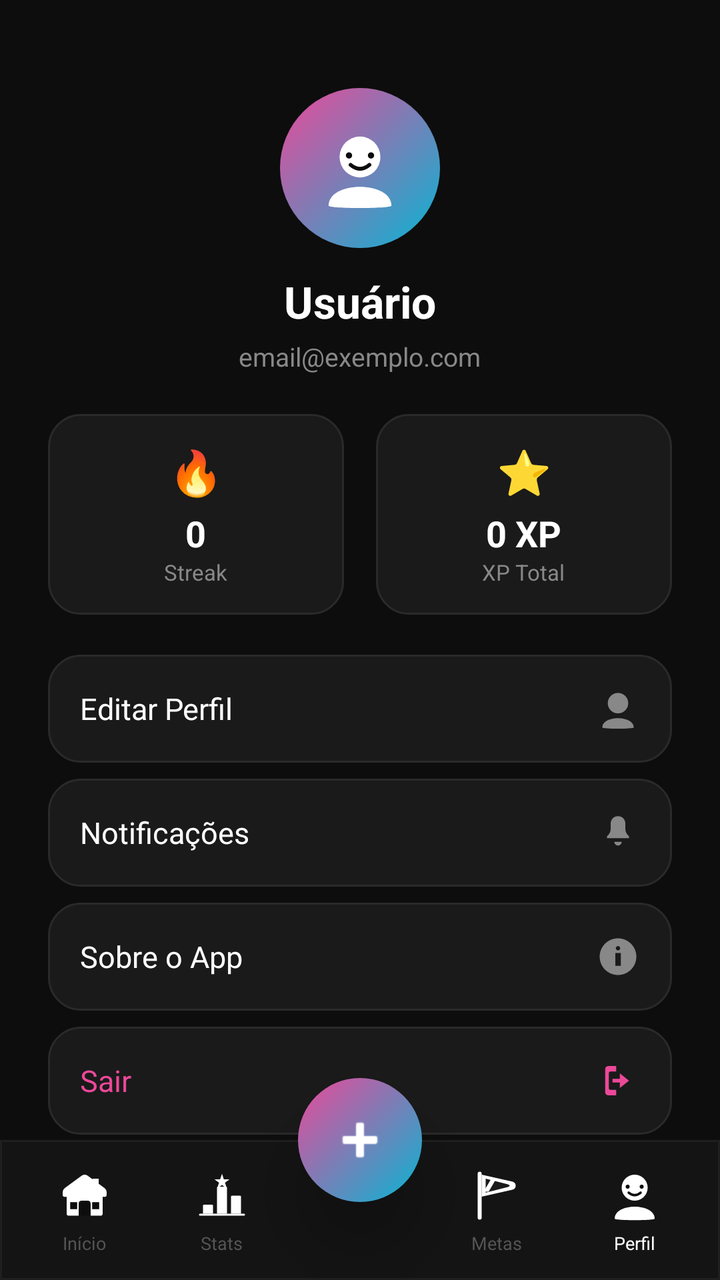
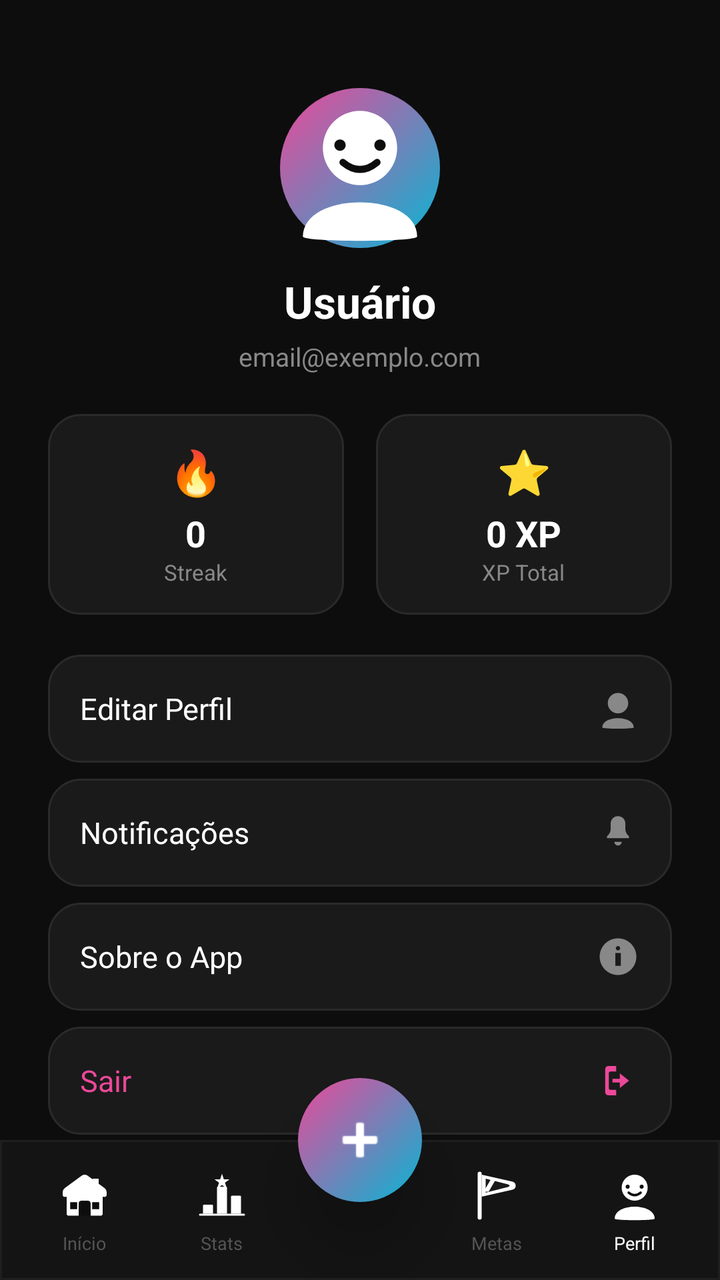

Screens rendered from an Android XML layout before and after an edit, with the pre-edit source and the edit as a unified diff.
<!-- AndroidManifest.xml: application theme Theme.Focus -->
<!-- res/layout/activity_profile.xml -->
<?xml version="1.0" encoding="utf-8"?>
<androidx.constraintlayout.widget.ConstraintLayout
    xmlns:android="http://schemas.android.com/apk/res/android"
    xmlns:app="http://schemas.android.com/apk/res-auto"
    android:layout_width="match_parent"
    android:layout_height="match_parent"
    android:background="#0D0D0D">

    
    <LinearLayout
        android:id="@+id/profileHeader"
        android:layout_width="0dp"
        android:layout_height="wrap_content"
        android:orientation="vertical"
        android:gravity="center"
        android:layout_marginTop="44dp"
        android:layout_marginStart="24dp"
        android:layout_marginEnd="24dp"
        app:layout_constraintTop_toTopOf="parent"
        app:layout_constraintStart_toStartOf="parent"
        app:layout_constraintEnd_toEndOf="parent">

        
        <ImageView
            android:id="@+id/imgProfileAvatar"
            android:layout_width="80dp"
            android:layout_height="80dp"
            android:src="@drawable/ic_nav_profile"
            android:background="@drawable/circle_gradient_bg"
            android:padding="18dp"
            android:scaleType="centerCrop"
            android:contentDescription="Avatar"/>

        <TextView
            android:id="@+id/txtProfileName"
            android:layout_width="wrap_content"
            android:layout_height="wrap_content"
            android:text="Usuário"
            android:textColor="#FFFFFF"
            android:textSize="22sp"
            android:textStyle="bold"
            android:layout_marginTop="12dp"/>

        <TextView
            android:id="@+id/txtProfileEmail"
            android:layout_width="wrap_content"
            android:layout_height="wrap_content"
            android:text="email@exemplo.com"
            android:textColor="#888888"
            android:textSize="13sp"
            android:layout_marginTop="4dp"/>

    </LinearLayout>

    
    <LinearLayout
        android:id="@+id/profileStats"
        android:layout_width="0dp"
        android:layout_height="wrap_content"
        android:orientation="horizontal"
        android:layout_marginTop="20dp"
        android:layout_marginStart="24dp"
        android:layout_marginEnd="24dp"
        app:layout_constraintTop_toBottomOf="@id/profileHeader"
        app:layout_constraintStart_toStartOf="parent"
        app:layout_constraintEnd_toEndOf="parent">

        
        <LinearLayout
            android:layout_width="0dp"
            android:layout_height="wrap_content"
            android:layout_weight="1"
            android:layout_marginEnd="8dp"
            android:background="@drawable/bg_stat_card"
            android:orientation="vertical"
            android:gravity="center"
            android:padding="14dp">

            <TextView android:layout_width="wrap_content" android:layout_height="wrap_content"
                android:text="🔥" android:textSize="22sp"/>

            <TextView android:id="@+id/txtProfileStreak"
                android:layout_width="wrap_content" android:layout_height="wrap_content"
                android:text="0" android:textColor="#FFFFFF"
                android:textSize="18sp" android:textStyle="bold" android:layout_marginTop="4dp"/>

            <TextView android:layout_width="wrap_content" android:layout_height="wrap_content"
                android:text="Streak" android:textColor="#888888" android:textSize="11sp"/>
        </LinearLayout>

        
        <LinearLayout
            android:layout_width="0dp"
            android:layout_height="wrap_content"
            android:layout_weight="1"
            android:layout_marginStart="8dp"
            android:background="@drawable/bg_stat_card"
            android:orientation="vertical"
            android:gravity="center"
            android:padding="14dp">

            <TextView android:layout_width="wrap_content" android:layout_height="wrap_content"
                android:text="⭐" android:textSize="22sp"/>

            <TextView android:id="@+id/txtProfileXP"
                android:layout_width="wrap_content" android:layout_height="wrap_content"
                android:text="0 XP" android:textColor="#FFFFFF"
                android:textSize="18sp" android:textStyle="bold" android:layout_marginTop="4dp"/>

            <TextView android:layout_width="wrap_content" android:layout_height="wrap_content"
                android:text="XP Total" android:textColor="#888888" android:textSize="11sp"/>
        </LinearLayout>

    </LinearLayout>

    
    <LinearLayout
        android:id="@+id/settingsContainer"
        android:layout_width="0dp"
        android:layout_height="0dp"
        android:orientation="vertical"
        android:layout_marginTop="20dp"
        android:layout_marginStart="24dp"
        android:layout_marginEnd="24dp"
        app:layout_constraintTop_toBottomOf="@id/profileStats"
        app:layout_constraintBottom_toTopOf="@id/bottomNav"
        app:layout_constraintStart_toStartOf="parent"
        app:layout_constraintEnd_toEndOf="parent">

        <LinearLayout android:id="@+id/btnEditProfile" style="@style/MenuRowStyle">
            <TextView style="@style/MenuRowText" android:text="Editar Perfil"/>
            <ImageView android:layout_width="22dp" android:layout_height="22dp"
                android:src="@drawable/ic_nav_profile" app:tint="#888888"/>
        </LinearLayout>

        <LinearLayout android:id="@+id/btnNotifications" style="@style/MenuRowStyle" android:layout_marginTop="8dp">
            <TextView style="@style/MenuRowText" android:text="Notificações"/>
            <ImageView android:layout_width="22dp" android:layout_height="22dp"
                android:src="@drawable/icon_notification" app:tint="#888888"/>
        </LinearLayout>

        <LinearLayout android:id="@+id/btnAbout" style="@style/MenuRowStyle" android:layout_marginTop="8dp">
            <TextView style="@style/MenuRowText" android:text="Sobre o App"/>
            <ImageView android:layout_width="22dp" android:layout_height="22dp"
                android:src="@drawable/icon_info" app:tint="#888888"/>
        </LinearLayout>

        <LinearLayout android:id="@+id/btnLogout" style="@style/MenuRowStyle" android:layout_marginTop="8dp">
            <TextView
                android:layout_width="0dp"
                android:layout_height="wrap_content"
                android:layout_weight="1"
                android:text="Sair"
                android:textColor="#EC4899"
                android:textSize="15sp"/>
            <ImageView android:layout_width="22dp" android:layout_height="22dp"
                android:src="@drawable/icon_logout" app:tint="#EC4899"/>
        </LinearLayout>

    </LinearLayout>

    
    <LinearLayout
        android:id="@+id/bottomNav"
        android:layout_width="0dp"
        android:layout_height="70dp"
        android:background="@drawable/bg_bottom_nav"
        android:orientation="horizontal"
        android:gravity="center"
        android:weightSum="5"
        android:paddingStart="8dp"
        android:paddingEnd="8dp"
        android:elevation="16dp"
        app:layout_constraintBottom_toBottomOf="parent"
        app:layout_constraintStart_toStartOf="parent"
        app:layout_constraintEnd_toEndOf="parent">

        <LinearLayout android:layout_width="0dp" android:layout_height="match_parent"
            android:layout_weight="1" android:orientation="vertical" android:gravity="center">
            <androidx.appcompat.widget.AppCompatImageButton
                android:id="@+id/navHome" android:layout_width="30dp" android:layout_height="30dp"
                android:src="@drawable/ic_nav_home" android:background="@android:color/transparent"
                android:contentDescription="Início" android:padding="0dp"/>
            <TextView android:id="@+id/lblHome" android:layout_width="wrap_content"
                android:layout_height="wrap_content" android:text="Início"
                android:textSize="9sp" android:textColor="#555555" android:layout_marginTop="3dp"/>
        </LinearLayout>

        <LinearLayout android:layout_width="0dp" android:layout_height="match_parent"
            android:layout_weight="1" android:orientation="vertical" android:gravity="center">
            <androidx.appcompat.widget.AppCompatImageButton
                android:id="@+id/navStats" android:layout_width="30dp" android:layout_height="30dp"
                android:src="@drawable/ic_nav_stats" android:background="@android:color/transparent"
                android:contentDescription="Stats" android:padding="0dp"/>
            <TextView android:id="@+id/lblStats" android:layout_width="wrap_content"
                android:layout_height="wrap_content" android:text="Stats"
                android:textSize="9sp" android:textColor="#555555" android:layout_marginTop="3dp"/>
        </LinearLayout>

        <Space android:layout_width="0dp" android:layout_height="0dp" android:layout_weight="1"/>

        <LinearLayout android:layout_width="0dp" android:layout_height="match_parent"
            android:layout_weight="1" android:orientation="vertical" android:gravity="center">
            <androidx.appcompat.widget.AppCompatImageButton
                android:id="@+id/navGoals" android:layout_width="30dp" android:layout_height="30dp"
                android:src="@drawable/ic_nav_goals" android:background="@android:color/transparent"
                android:contentDescription="Metas" android:padding="0dp"/>
            <TextView android:id="@+id/lblGoals" android:layout_width="wrap_content"
                android:layout_height="wrap_content" android:text="Metas"
                android:textSize="9sp" android:textColor="#555555" android:layout_marginTop="3dp"/>
        </LinearLayout>

        <LinearLayout android:layout_width="0dp" android:layout_height="match_parent"
            android:layout_weight="1" android:orientation="vertical" android:gravity="center">
            <androidx.appcompat.widget.AppCompatImageButton
                android:id="@+id/navProfile" android:layout_width="30dp" android:layout_height="30dp"
                android:src="@drawable/ic_nav_profile" android:background="@android:color/transparent"
                android:contentDescription="Perfil" android:padding="0dp"/>
            <TextView android:id="@+id/lblProfile" android:layout_width="wrap_content"
                android:layout_height="wrap_content" android:text="Perfil"
                android:textSize="9sp" android:textColor="#FFFFFF" android:layout_marginTop="3dp"/>
        </LinearLayout>

    </LinearLayout>

    
    <androidx.appcompat.widget.AppCompatImageButton
        android:id="@+id/btnAdd"
        android:layout_width="62dp"
        android:layout_height="62dp"
        android:background="@drawable/circle_gradient_bg"
        android:src="@android:drawable/ic_input_add"
        android:padding="16dp"
        android:contentDescription="Adicionar tarefa"
        app:tint="#FFFFFF"
        android:elevation="20dp"
        app:layout_constraintBottom_toTopOf="@id/bottomNav"
        app:layout_constraintStart_toStartOf="parent"
        app:layout_constraintEnd_toEndOf="parent"
        android:translationY="31dp"/>

</androidx.constraintlayout.widget.ConstraintLayout>
<!-- resources referenced by this layout -->
<resources>
  <!-- drawable bg_bottom_nav (drawable) -->
  <?xml version="1.0" encoding="utf-8"?>
  <shape xmlns:android="http://schemas.android.com/apk/res/android"
      android:shape="rectangle">
      <solid android:color="#141414"/>
      <stroke android:width="1dp" android:color="#1F1F1F"/>
  </shape>
  <!-- drawable bg_stat_card (drawable) -->
  <?xml version="1.0" encoding="utf-8"?>
  <shape xmlns:android="http://schemas.android.com/apk/res/android"
      android:shape="rectangle">
      <solid android:color="#1A1A1A"/>
      <stroke android:width="1dp" android:color="#2A2A2A"/>
      <corners android:radius="16dp"/>
  </shape>
  <!-- drawable circle_gradient_bg (drawable) -->
  <?xml version="1.0" encoding="utf-8"?>
  <shape xmlns:android="http://schemas.android.com/apk/res/android"
      android:shape="oval">
      <gradient
          android:startColor="#06B6D4"
          android:endColor="#EC4899"
          android:type="linear"
          android:angle="135"/>
  </shape>
  <!-- drawable icon_info (drawable) -->
  <vector xmlns:android="http://schemas.android.com/apk/res/android"
      android:width="24dp"
      android:height="24dp"
      android:viewportWidth="24"
      android:viewportHeight="24">
  
      <path
          android:fillColor="#FFFFFF"
          android:fillType="evenOdd"
          android:pathData="
              M12,2C6.48,2 2,6.48 2,12C2,17.52 6.48,22 12,22C17.52,22 22,17.52 22,12C22,6.48 17.52,2 12,2Z
  
              M12,6.2A1.2,1.2 0 1,1 11.99,6.2Z
              M10.5,10H13.5V17H10.5Z"/>
  
  </vector>
  <!-- drawable icon_logout (drawable) -->
  <vector xmlns:android="http://schemas.android.com/apk/res/android"
      android:width="24dp"
      android:height="24dp"
      android:viewportWidth="24"
      android:viewportHeight="24">
  
      
      <path
          android:fillColor="#FFFFFF"
          android:pathData="
              M7,4
              Q5,4 5,6
              V18
              Q5,20 7,20
              H11
              V17
              H8
              Q7,17 7,16
              V8
              Q7,7 8,7
              H11
              V4
              Z"/>
  
      
      <path
          android:fillColor="#FFFFFF"
          android:pathData="
              M13,8
              L18,12
              L13,16
              V13
              H9
              V11
              H13
              Z"/>
  
  </vector>
  <!-- drawable icon_notification (drawable) -->
  <vector xmlns:android="http://schemas.android.com/apk/res/android"
      android:width="24dp"
      android:height="24dp"
      android:viewportWidth="24"
      android:viewportHeight="24">
  
      
      <path
          android:pathData="M12,3C9.5,3 8,5 8,7V10C8,11.5 7.3,12.8 6,14V15H18V14C16.7,12.8 16,11.5 16,10V7C16,5 14.5,3 12,3Z"
          android:fillColor="#FFFFFF"/>
  
      
      <path
          android:pathData="M10,17C10,18.1 10.9,19 12,19C13.1,19 14,18.1 14,17H10Z"
          android:fillColor="#FFFFFF"/>
  
  </vector>
  <style name="MenuRowStyle">
          <item name="android:layout_width">match_parent</item>
          <item name="android:layout_height">wrap_content</item>
          <item name="android:background">@drawable/bg_stat_card</item>
          <item name="android:orientation">horizontal</item>
          <item name="android:gravity">center_vertical</item>
          <item name="android:padding">16dp</item>
      </style>
  <style name="MenuRowText">
          <item name="android:layout_width">0dp</item>
          <item name="android:layout_height">wrap_content</item>
          <item name="android:layout_weight">1</item>
          <item name="android:textColor">#FFFFFF</item>
          <item name="android:textSize">15sp</item>
      </style>
  <style name="Theme.Focus" parent="Base.Theme.Focus" />
  <style name="Base.Theme.Focus" parent="Theme.Material3.DayNight.NoActionBar">
          
          
      </style>
  <!-- unchanged entries left out for length: 4 -->
</resources>

<!-- the commit's change to res/layout/activity_profile.xml (unified diff, before → after) -->
@@ -27,7 +27,6 @@
             android:layout_height="80dp"
             android:src="@drawable/ic_nav_profile"
             android:background="@drawable/circle_gradient_bg"
-            android:padding="18dp"
             android:scaleType="centerCrop"
             android:contentDescription="Avatar"/>
 
